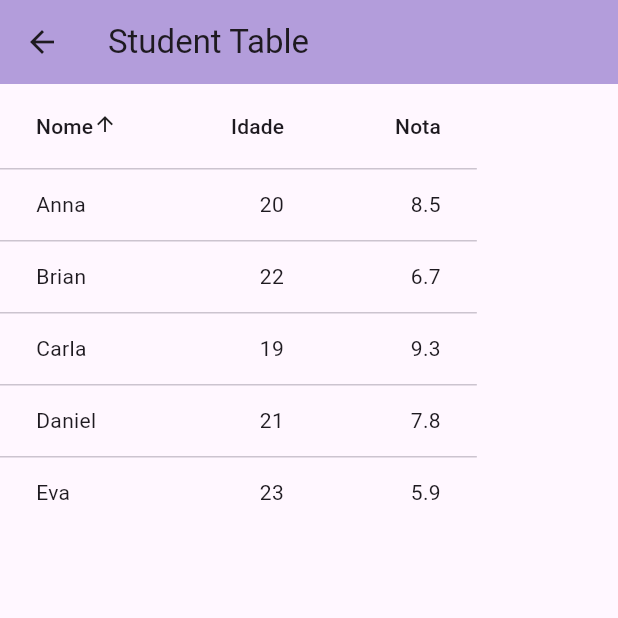
After one commit to geovanebausentsi-cloud/Flutter-App, a Flutter app: the StudentsPage screen opened directly, on a phone screen of 412 x 824 dp, the top half of it. The commit adds this screen. Run offline on Flutter 3.47's test engine with Material 3 defaults, Android fonts, the phone set to English and light mode, and no system bars.

Commit message:
semana12

```diff
--- /dev/null
+++ b/lib/students.dart
@@ -0,0 +1,15 @@
+class Student {
+ final String name;
+ final int age;
+ final double grade;
+
+ Student({required this.name, required this.age, required this.grade});
+}
+
+final List<Student> students = [
+ Student(name: 'Anna', age: 20, grade: 8.5),
+ Student(name: 'Brian', age: 22, grade: 6.7),
+ Student(name: 'Carla', age: 19, grade: 9.3),
+ Student(name: 'Daniel', age: 21, grade: 7.8),
+ Student(name: 'Eva', age: 23, grade: 5.9),
+];
--- /dev/null
+++ b/lib/students_page.dart
@@ -0,0 +1,87 @@
+import 'package:flutter/material.dart';
+import 'students.dart';
+
+class StudentsPage extends StatefulWidget {
+ const StudentsPage({super.key});
+
+ @override
+ State<StudentsPage> createState() => _StudentsPageState();
+}
+
+class _StudentsPageState extends State<StudentsPage> {
+ int _sortColumnIndex = 0;
+ bool _isAscending = true;
+ late List<Student> _sortedStudents;
+
+ @override
+ void initState() {
+   super.initState();
+   _sortedStudents = List.of(students);
+ }
+
+ void _sort<T>(
+   Comparable<T> Function(Student student) getField,
+   int columnIndex,
+ ) {
+   setState(() {
+     _isAscending = (_sortColumnIndex == columnIndex) ? !_isAscending : true;
+     _sortColumnIndex = columnIndex;
+
+     _sortedStudents.sort((a, b) {
+       final aValue = getField(a);
+       final bValue = getField(b);
+       return _isAscending
+           ? Comparable.compare(aValue, bValue)
+           : Comparable.compare(bValue, aValue);
+     });
+   });
+ }
+
+ @override
+ Widget build(BuildContext context) {
+   return Scaffold(
+     appBar: AppBar(
+       title: const Text('Student Table'),
+       backgroundColor: Colors.deepPurple.shade200,
+     ),
+     body: SingleChildScrollView(
+       scrollDirection: Axis.vertical,
+       child: SingleChildScrollView(
+         scrollDirection: Axis.horizontal,
+         child: DataTable(
+           sortColumnIndex: _sortColumnIndex,
+           sortAscending: _isAscending,
+           columns: [
+             DataColumn(
+               label: const Text('Nome'),
+               onSort: (index, _) => _sort((student) => student.name, index),
+             ),
+             DataColumn(
+               label: const Text('Idade'),
+               numeric: true,
+               onSort: (index, _) => _sort((student) => student.age, index),
+             ),
+             DataColumn(
+               label: const Text('Nota'),
+               numeric: true,
+               onSort: (index, _) => _sort((student) => student.grade, index),
+             ),
+           ],
+           rows:
+               _sortedStudents
+                   .map(
+                     (student) => DataRow(
+                       cells: [
+                         DataCell(Text(student.name)),
+                         DataCell(Text(student.age.toString())),
+                         DataCell(Text(student.grade.toStringAsFixed(1))),
+                       ],
+                     ),
+                   )
+                   .toList(),
+         ),
+       ),
+     ),
+   );
+ }
+}
```
Also changed, not shown: lib/components.dart (+7 -9 lines), lib/main.dart (+26 -5 lines), lib/theme.dart (added, +389 -0 lines), 1 other file.
